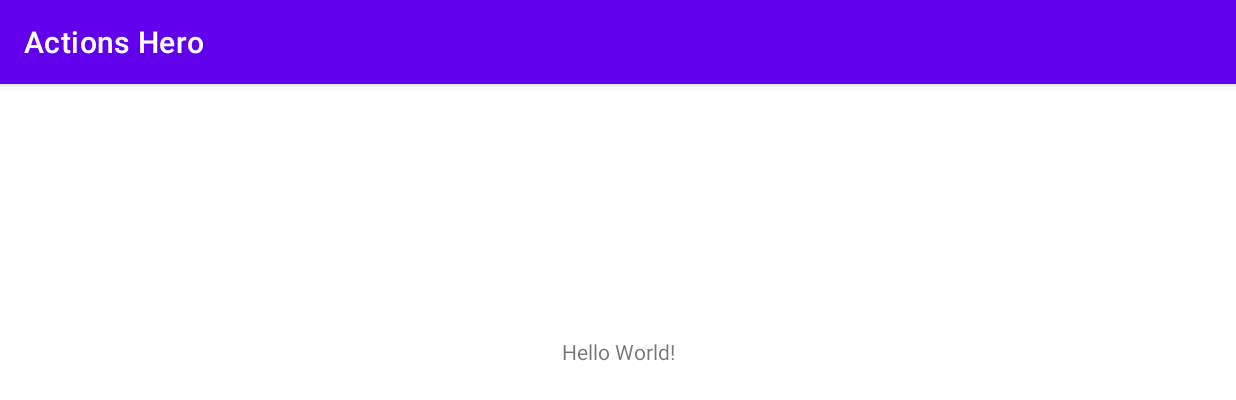
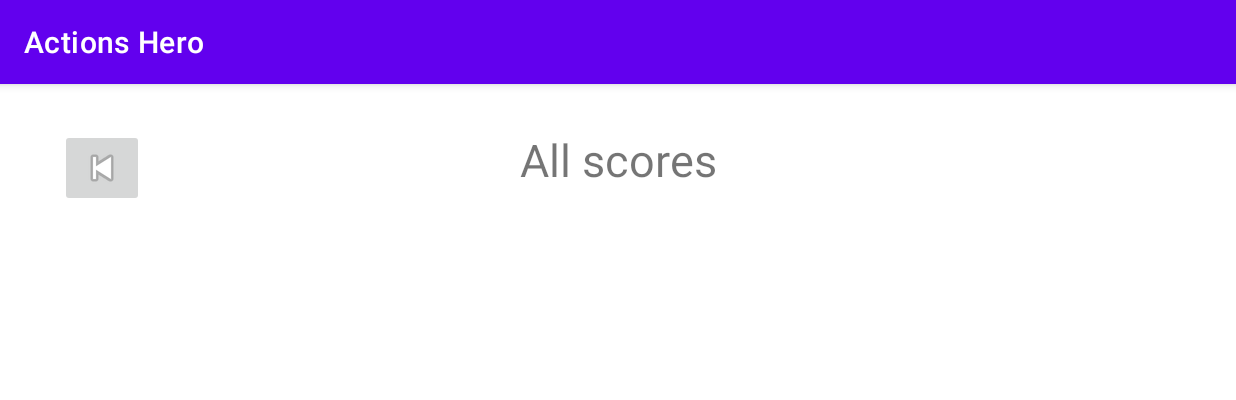
Before and after one commit to MrChyps/android-challenge-gangd4, an Android app: the screen it shows after launch (MainActivity before the commit, ScoreActivity after it), on a phone screen of 824 x 412 dp (held sideways). Shown: the top 400 px of the screen. Run offline under Robolectric (Android 15) with nearby library versions, the phone set to English and light mode, and no system bars; our stand-ins replace Firebase (no records; nobody signed in at launch, a user with empty details on screens opened directly).

Commit message:
feat(scores): add scores view

```diff
--- a/app/src/main/java/helloandroid/m2dl/gangd4_android_challenge_mobe/activities/MainActivity.java
+++ b/app/src/main/java/helloandroid/m2dl/gangd4_android_challenge_mobe/activities/MainActivity.java
@@ -2,16 +2,24 @@ package helloandroid.m2dl.gangd4_android_challenge_mobe.activities;
 
 import androidx.appcompat.app.AppCompatActivity;
 
+import android.content.Context;
+import android.content.Intent;
 import android.os.Bundle;
 
 import helloandroid.m2dl.gangd4_android_challenge_mobe.R;
+import helloandroid.m2dl.gangd4_android_challenge_mobe.services.ScoreService;
 
 public class MainActivity extends AppCompatActivity {
+
+    private Context context;
 
     @Override
     protected void onCreate(Bundle savedInstanceState) {
         super.onCreate(savedInstanceState);
         setContentView(R.layout.activity_main);
-        System.out.println("Coucou");
+        ScoreService.initDatabase(this);
+        this.context = this;
+
+        startActivity(new Intent(context, ScoreActivity.class));
     }
 }
--- a/app/src/main/java/helloandroid/m2dl/gangd4_android_challenge_mobe/activities/ScoreActivity.java
+++ b/app/src/main/java/helloandroid/m2dl/gangd4_android_challenge_mobe/activities/ScoreActivity.java
@@ -2,15 +2,52 @@ package helloandroid.m2dl.gangd4_android_challenge_mobe.activities;
 
 import androidx.appcompat.app.AppCompatActivity;
 
+import android.content.Intent;
 import android.os.Bundle;
+import android.view.View;
+import android.view.Window;
+import android.view.WindowManager;
+import android.widget.Button;
+import android.widget.GridView;
+import android.widget.ImageButton;
 
 import helloandroid.m2dl.gangd4_android_challenge_mobe.R;
+import helloandroid.m2dl.gangd4_android_challenge_mobe.adapter.ScoreListAdapter;
+import helloandroid.m2dl.gangd4_android_challenge_mobe.services.ScoreService;
 
 public class ScoreActivity extends AppCompatActivity {
+
+    private ScoreService scoreService;
+    private GridView scoreGridView;
+    private ScoreListAdapter myAdapter;
 
     @Override
     protected void onCreate(Bundle savedInstanceState) {
         super.onCreate(savedInstanceState);
         setContentView(R.layout.activity_score);
+        getWindow().setSoftInputMode(WindowManager.LayoutParams.SOFT_INPUT_MASK_ADJUST);
+        getWindow().setFlags(WindowManager.LayoutParams.FLAG_FULLSCREEN,
+                WindowManager.LayoutParams.FLAG_FULLSCREEN);
+//        requestWindowFeature(Window.FEATURE_NO_TITLE);
+
+        setContentView(R.layout.activity_score);
+        scoreService = ScoreService.getInstance(this);
+        scoreGridView = findViewById(R.id.scoreGridView);
+        refreshAdapterList();
+    }
+
+    private void refreshAdapterList() {
+        myAdapter = new ScoreListAdapter(this, scoreService.getScores());
+        scoreGridView.setAdapter(myAdapter);
+    }
+
+    @Override
+    protected void onResume() {
+        super.onResume();
+        refreshAdapterList();
+    }
+
+    public void backToMainActivity(View v){
+        onBackPressed();
     }
 }
--- /dev/null
+++ b/app/src/main/java/helloandroid/m2dl/gangd4_android_challenge_mobe/adapter/ScoreListAdapter.java
@@ -0,0 +1,107 @@
+package helloandroid.m2dl.gangd4_android_challenge_mobe.adapter;
+
+
+import android.content.Context;
+import android.database.DataSetObserver;
+import android.view.LayoutInflater;
+import android.view.View;
+import android.view.ViewGroup;
+import android.widget.BaseAdapter;
+import android.widget.TextView;
+
+import java.util.List;
+
+import helloandroid.m2dl.gangd4_android_challenge_mobe.R;
+import helloandroid.m2dl.gangd4_android_challenge_mobe.model.Score;
+
+public class ScoreListAdapter extends BaseAdapter {
+
+    private List<Score> scoreList;
+    private final Context context;
+
+    public ScoreListAdapter(Context context, List<Score> scoreList) {
+        this.scoreList = scoreList;
+        this.context = context;
+    }
+
+    public void setListScore(List<Score> scores) {
+        if(scores != null){
+            scoreList = scores;
+            notifyDataSetChanged();
+        }
+    }
+
+    @Override
+    public View getView(int i, View view, ViewGroup viewGroup) {
+        int pos;
+        if (i % 2 == 0) {
+            pos = i / 2;
+        } else {
+            pos = (i / 2) + 5;
+        }
+        Score currentScore = getItem(pos);
+        if (view == null) {
+            LayoutInflater layoutInflater = LayoutInflater.from(context);
+            view = layoutInflater.inflate(R.layout.score_card, null);
+            TextView position = view.findViewById(R.id.pos);
+            TextView score = view.findViewById(R.id.score);
+            score.setText(currentScore.getScore().toString());
+            position.setText(pos + 1);
+        }
+        return view;
+    }
+
+    @Override
+    public boolean areAllItemsEnabled() {
+        return false;
+    }
+
+    @Override
+    public boolean isEnabled(int i) {
+        return true;
+    }
+
+    @Override
+    public void registerDataSetObserver(DataSetObserver dataSetObserver) {
+    }
+
+    @Override
+    public void unregisterDataSetObserver(DataSetObserver dataSetObserver) {
+    }
+
+    @Override
+    public int getCount() {
+        return scoreList.size();
+    }
+
+    @Override
+    public Score getItem(int i) {
+        return scoreList.get(i);
+    }
+
+    @Override
+    public long getItemId(int i) {
+        return i;
+    }
+
+    @Override
+    public boolean hasStableIds() {
+        return false;
+    }
+
+    @Override
+    public int getItemViewType(int i) {
+        return 0;
+    }
+
+    @Override
+    public int getViewTypeCount() {
+        return 1;
+    }
+
+    @Override
+    public boolean isEmpty() {
+        return false;
+    }
+
+}
--- a/app/src/main/res/layout/activity_score.xml
+++ b/app/src/main/res/layout/activity_score.xml
@@ -6,4 +6,44 @@
     android:layout_height="match_parent"
     tools:context=".activities.ScoreActivity">
 
+    <TextView
+        android:id="@+id/viewName"
+        android:layout_width="wrap_content"
+        android:layout_height="wrap_content"
+        android:layout_marginTop="30dp"
+        android:text="@string/score_activity_name"
+        android:textSize="30sp"
+        app:layout_constraintEnd_toEndOf="parent"
+        app:layout_constraintStart_toStartOf="parent"
+        app:layout_constraintTop_toTopOf="parent" />
+
+    <ImageButton
+        android:id="@+id/backButton"
+        android:layout_width="wrap_content"
+        android:layout_height="wrap_content"
+        android:layout_marginStart="40dp"
+        android:layout_marginTop="30dp"
+        android:clickable="true"
+        android:onClick="backToMainActivity"
+        android:src="@android:drawable/ic_media_previous"
+        app:layout_constraintStart_toStartOf="parent"
+        app:layout_constraintTop_toTopOf="parent"
+        app:srcCompat="@android:drawable/ic_menu_revert"
+        android:contentDescription="@string/back_to_main_screen" />
+
+    <GridView
+        android:id="@+id/scoreGridView"
+        android:layout_width="637dp"
+        android:layout_height="353dp"
+        android:layout_marginStart="20dp"
+        android:layout_marginTop="20dp"
+        android:layout_marginEnd="20dp"
+        android:layout_marginBottom="4dp"
+        android:numColumns="auto_fit"
+        app:layout_constraintBottom_toBottomOf="parent"
+        app:layout_constraintEnd_toEndOf="parent"
+        app:layout_constraintHorizontal_bias="0.5"
+        app:layout_constraintStart_toStartOf="parent"
+        app:layout_constraintTop_toBottomOf="@+id/viewName" />
+
 </androidx.constraintlayout.widget.ConstraintLayout>
--- a/app/src/main/res/values/strings.xml
+++ b/app/src/main/res/values/strings.xml
@@ -1,3 +1,5 @@
 <resources>
     <string name="app_name">Actions Hero</string>
+    <string name="score_activity_name">All scores</string>
+    <string name="back_to_main_screen">Back to main screen</string>
 </resources>
```
Also changed, not shown: app/src/main/res/layout/score_card.xml (added, +31 -0 lines).
